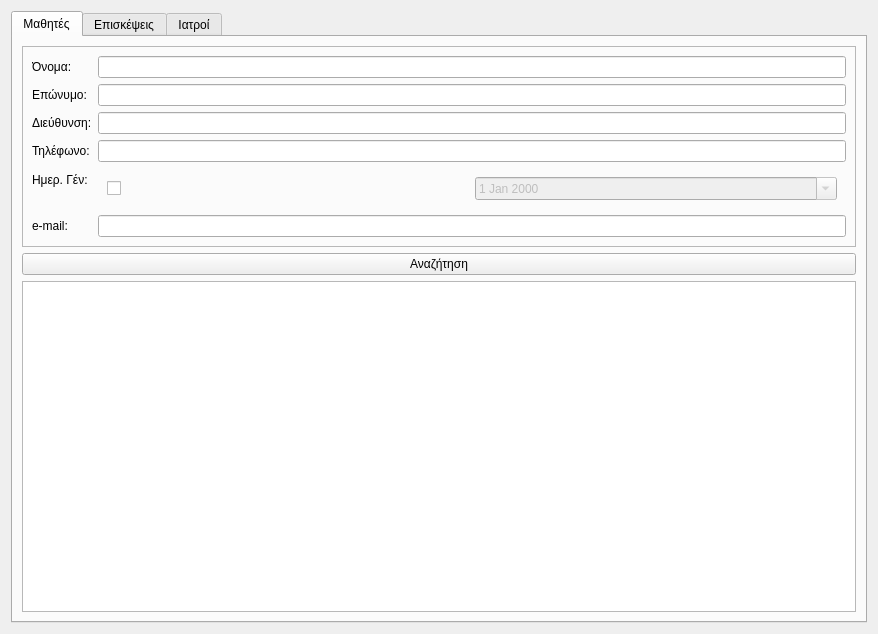
Before: the Qt Designer form ui/ui_files/searchWidget.ui in tdgs/medical_qt_ruby, drawn with Qt 5.
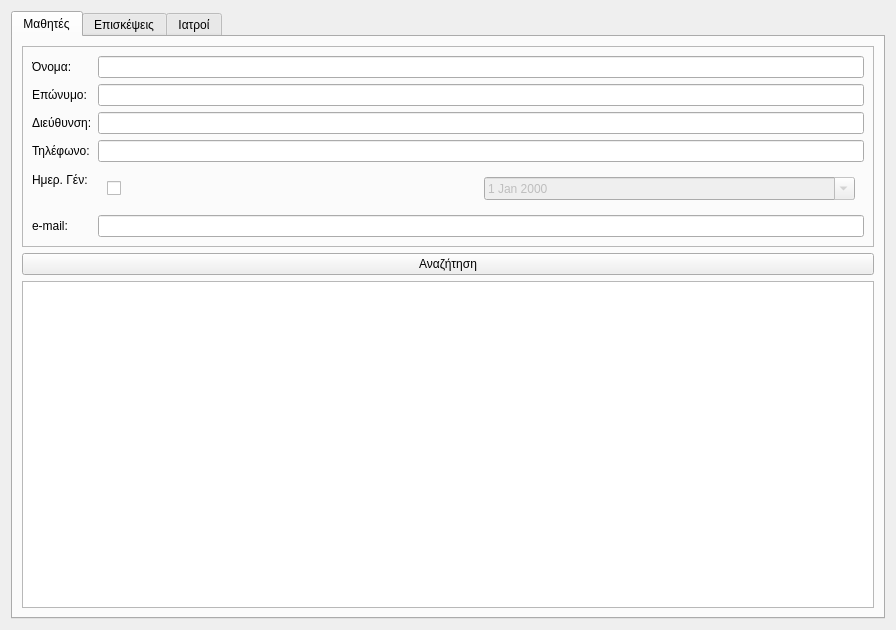
After: the same form once the commit is applied. The open tabs and pages were chosen to show the change. Custom widgets are drawn as their Qt base class.

The edit to the form file:
```diff
--- a/ui/ui_files/searchWidget.ui
+++ b/ui/ui_files/searchWidget.ui
@@ -6,8 +6,8 @@
    <rect>
     <x>0</x>
     <y>0</y>
-    <width>878</width>
-    <height>634</height>
+    <width>896</width>
+    <height>630</height>
    </rect>
   </property>
   <property name="windowTitle">
```
Left out of the diff: 93 changed lines with no effect on the pictures.
